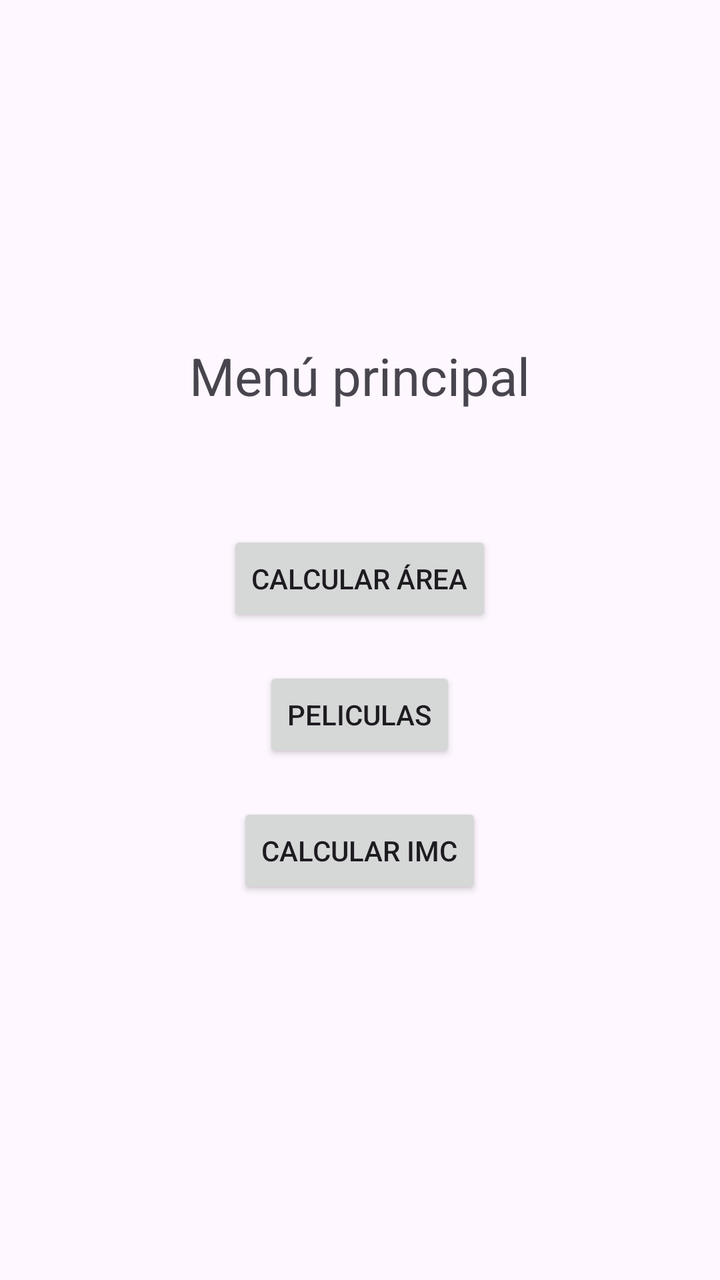
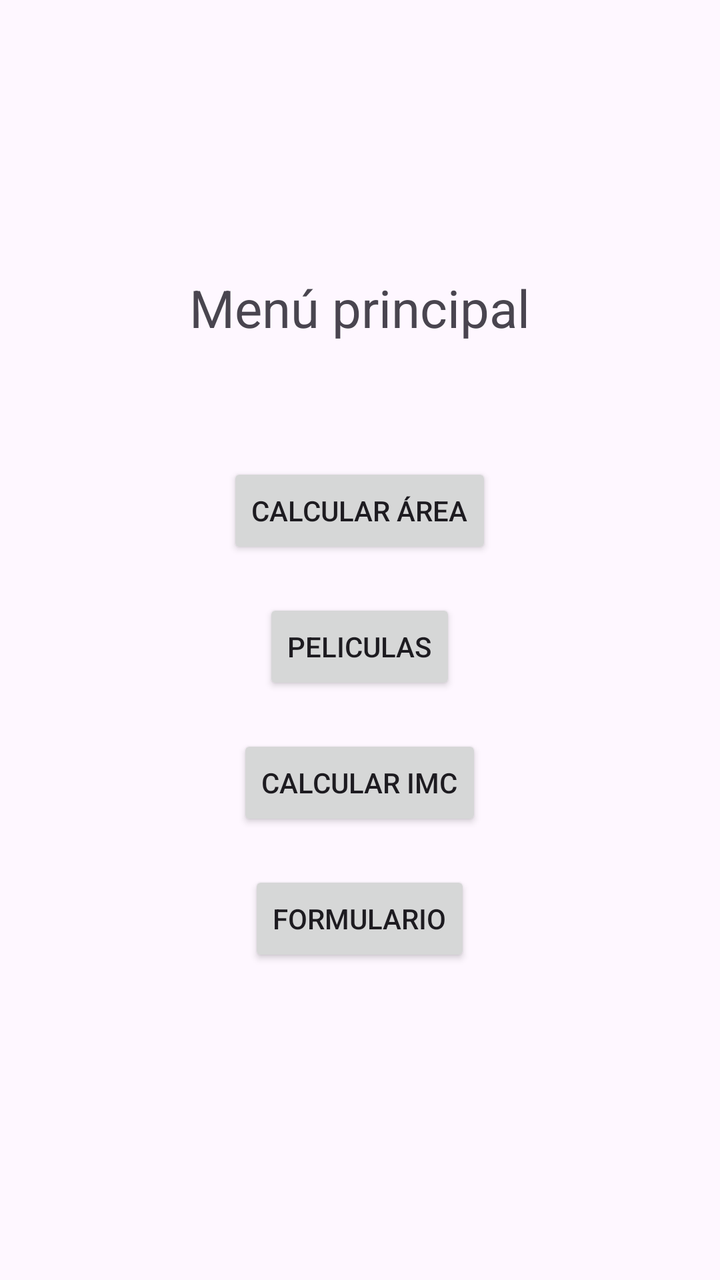

Screens rendered from an Android XML layout before and after an edit, with the pre-edit source and the edit as a unified diff.
<!-- AndroidManifest.xml: application theme Theme.Menu -->
<!-- res/layout/activity_main.xml -->
<?xml version="1.0" encoding="utf-8"?>
<LinearLayout xmlns:android="http://schemas.android.com/apk/res/android"
    xmlns:tools="http://schemas.android.com/tools"
    android:id="@+id/main"
    android:layout_width="match_parent"
    android:layout_height="match_parent"
    android:orientation="vertical"
    android:gravity="center"
    tools:context=".MainActivity">

    <TextView
        android:layout_width="wrap_content"
        android:layout_height="wrap_content"
        android:text="Menú principal"
        android:textSize="26sp"
        android:layout_marginBottom="60dp"/>

    <Button
        android:id="@+id/btnArea"
        android:layout_width="wrap_content"
        android:layout_height="wrap_content"
        android:text="Calcular área"
        android:layout_marginBottom="20dp"/>

    <Button
        android:id="@+id/btnPeliculas"
        android:layout_width="wrap_content"
        android:layout_height="wrap_content"
        android:text="Peliculas"
        android:layout_marginBottom="20dp"/>

    <Button
        android:id="@+id/btnIMC"
        android:layout_width="wrap_content"
        android:layout_height="wrap_content"
        android:text="Calcular IMC"
        android:layout_marginBottom="20dp" />

</LinearLayout>
<!-- resources referenced by this layout -->
<resources>
  <style name="Theme.Menu" parent="Base.Theme.Menu" />
  <style name="Base.Theme.Menu" parent="Theme.Material3.DayNight.NoActionBar">
          
          
      </style>
</resources>

<!-- the commit's change to res/layout/activity_main.xml (unified diff, before → after) -->
@@ -36,4 +36,11 @@
         android:text="Calcular IMC"
         android:layout_marginBottom="20dp" />
 
+    <Button
+        android:id="@+id/btnFormulario"
+        android:layout_width="wrap_content"
+        android:layout_height="wrap_content"
+        android:text="Formulario"
+        android:layout_marginBottom="20dp" />
+
 </LinearLayout>
